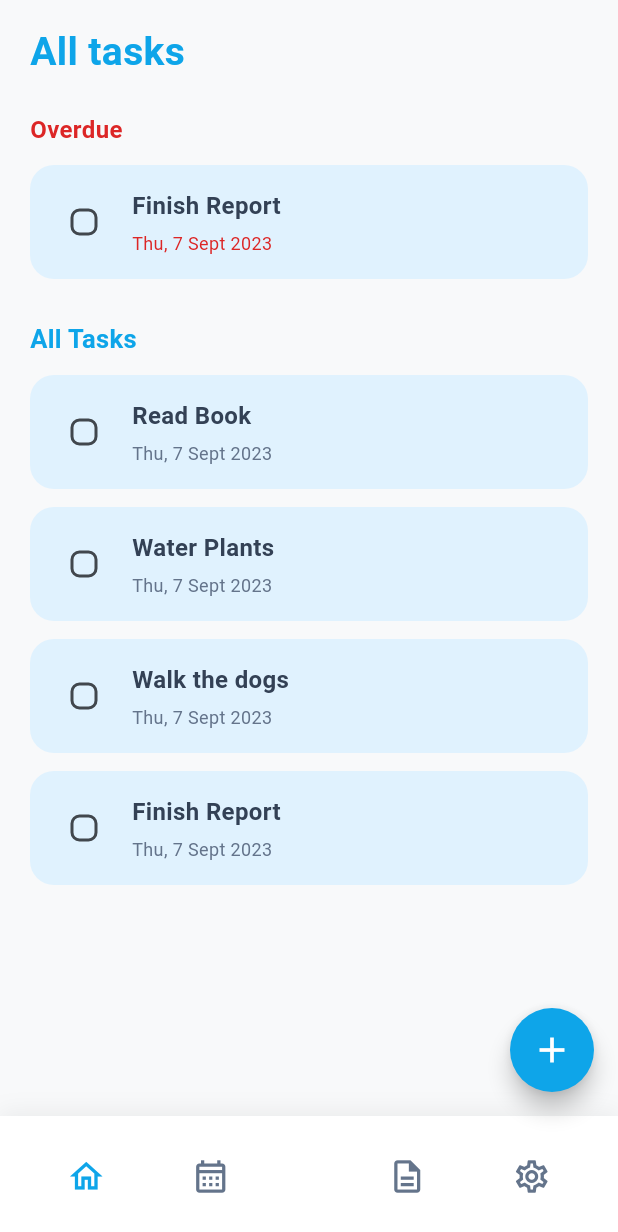
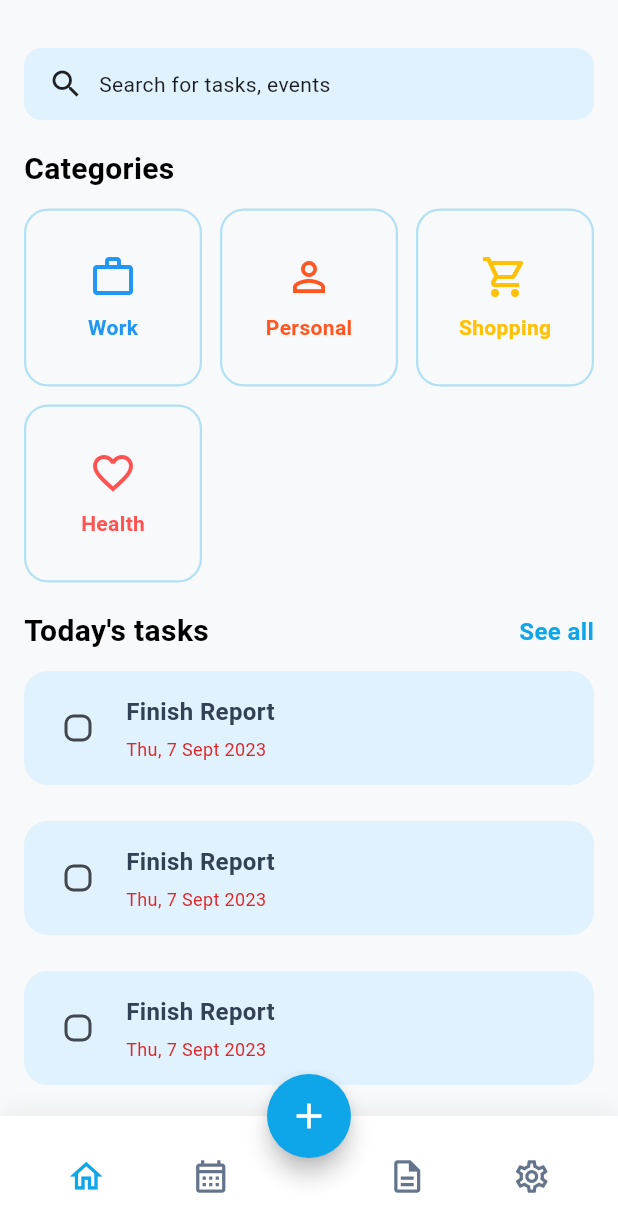
Before and after one commit to YahiaAshraf-CS/advanced_to_do_list, a Flutter app: the screen it shows after launch, on a phone screen of 412 x 824 dp. Shown: the top 1232 px of the screen. Run offline on Flutter 3.47's test engine with Material 3 defaults, Android fonts, the phone set to English and light mode, and no system bars.

Commit message:
feat(home screen ui): - build home screen ui - fix navigation bar logic error - create class app_routes

```diff
--- a/lib/core/routes/app_routes.dart
+++ b/lib/core/routes/app_routes.dart
@@ -0,0 +1,7 @@
+class AppRoutes {
+  static const home = '/home';
+  static const allTasks = '/all-tasks';
+  static const calendar = '/calendar';
+  static const documents = '/documents';
+  static const settings = '/settings';
+}
--- a/lib/main.dart
+++ b/lib/main.dart
@@ -1,4 +1,11 @@
+import 'package:advanced_to_do_list/core/routes/app_routes.dart';
+import 'package:advanced_to_do_list/view/screens/all_tasks_screen.dart';
+import 'package:advanced_to_do_list/view/screens/calender_screen.dart';
+import 'package:advanced_to_do_list/view/screens/documents_screen.dart';
+import 'package:advanced_to_do_list/view/screens/home_screen.dart';
+import 'package:advanced_to_do_list/view/screens/settings_screen.dart';
 import 'package:flutter/material.dart';
+
 import 'theme/app_theme.dart';
 import 'view/widgets/main_navigation_screen.dart';
 
@@ -15,7 +22,14 @@ class MyApp extends StatelessWidget {
       debugShowCheckedModeBanner: false,
       title: 'Task & Calendar App',
       theme: AppTheme.lightTheme,
-      home: const MainNavigationScreen(),
+      home: MainNavigationScreen(),
+      routes: {
+        AppRoutes.home: (context) => HomeScreen(),
+        AppRoutes.allTasks: (context) => AllTasksScreen(),
+        AppRoutes.calendar: (context) => CalendarScreen(),
+        AppRoutes.settings: (context) => SettingsScreen(),
+        AppRoutes.documents: (context) => DocumentsScreen(),
+      },
     );
   }
 }
--- a/lib/theme/app_colors.dart
+++ b/lib/theme/app_colors.dart
@@ -9,4 +9,7 @@ class AppColors {
   static const Color secondaryText = Color(0xFF64748B);
   static const Color overdue = Color(0xFFDC2626);
   static const Color white = Colors.white;
+  static const Color black = Colors.black;
+  static const Color grey = Colors.grey;
+  static const Color yellow = Color(0xFFFFC107);
 }
--- /dev/null
+++ b/lib/view/screens/documents_screen.dart
@@ -0,0 +1,15 @@
+import 'package:flutter/material.dart';
+
+class DocumentsScreen extends StatefulWidget {
+  const new({super.key});
+
+  @override
+  State<DocumentsScreen> createState() => _DocumentsScreenState();
+}
+
+class _DocumentsScreenState extends State<DocumentsScreen> {
+  @override
+  Widget build(BuildContext context) {
+    return Scaffold();
+  }
+}
--- /dev/null
+++ b/lib/view/screens/home_screen.dart
@@ -0,0 +1,134 @@
+import 'package:advanced_to_do_list/core/routes/app_routes.dart';
+import 'package:advanced_to_do_list/theme/app_colors.dart';
+import 'package:advanced_to_do_list/view/widgets/Categories_widget.dart';
+import 'package:advanced_to_do_list/view/widgets/task_card.dart';
+import 'package:flutter/material.dart';
+
+class HomeScreen extends StatefulWidget {
+  const new({super.key});
+
+  @override
+  State<HomeScreen> createState() => _HomeScreenState();
+}
+
+class _HomeScreenState extends State<HomeScreen> {
+  @override
+  Widget build(BuildContext context) {
+    return Scaffold(
+      body: Padding(
+        padding: const EdgeInsets.all(16.0),
+        child: Column(
+          crossAxisAlignment: CrossAxisAlignment.start,
+
+          children:[
+
+            Container(
+              margin: const EdgeInsets.only(top: 16.0),
+              padding: const EdgeInsets.symmetric(horizontal: 16.0, vertical: 12.0),
+              decoration: BoxDecoration(
+
+                borderRadius: BorderRadius.circular(12.0),
+                color: AppColors.taskBackground,
+                // boxShadow: [
+                //   BoxShadow(
+                //     color: Colors.black.withOpacity(0.1),
+                //     blurRadius: 4.0,
+                //     offset: const Offset(0, 2),
+                //   ),
+                // ],
+              ),
+              child: Row(
+
+                children:[
+                  Icon(Icons.search),
+                  SizedBox(width: 10.0),
+                  Text('Search for tasks, events'),
+                ],
+              ),
+            ),
+            SizedBox(height: 18.0),
+            Text(
+              "Categories",
+              style: TextStyle(
+                fontSize: 20.0,
+                fontWeight: FontWeight.bold,
+                color: AppColors.black,
+              )
+
+            ),
+            SizedBox(height: 12.0),
+           GridView.count(
+              crossAxisCount: 3,
+              crossAxisSpacing: 12,
+              mainAxisSpacing: 12,
+              shrinkWrap: true,
+              physics: const NeverScrollableScrollPhysics(),
+              children: const [
+                CategoryWidget(
+                  icon: Icons.work_outline,
+                  title: 'Work',
+                  color: Colors.blue,
+                ),
+                CategoryWidget(
+                  icon: Icons.person_outline,
+                  title: 'Personal',
+                  color: Colors.deepOrange,
+                ),
+                CategoryWidget(
+                  icon: Icons.shopping_cart_outlined,
+                  title: 'Shopping',
+                  color: Colors.amber,
+                ),
+                CategoryWidget(
+                  icon: Icons.favorite_border,
+                  title: 'Health',
+                  color: Colors.redAccent,
+                ),
+              ],
+            ),
+            SizedBox(height: 18.0),
+            Row(
+              mainAxisAlignment: MainAxisAlignment.spaceBetween,
+              children:[
+                Text("Today's tasks",
+                style: TextStyle(
+                  fontSize: 20.0,
+                  fontWeight: FontWeight.bold,
+                  color: AppColors.black,
+                )),
+               InkWell(
+                onTap: (){
+
+                },
+                child: Text("See all",
+                style: TextStyle(
+
+                  fontSize: 16.0,
+                  fontWeight: FontWeight.bold,
+                  color: AppColors.primary,
+                ),),
+               )
+              ],
+            ),
+            SizedBox(height: 12.0),
+            Expanded(
+              child: ListView.separated(
+                separatorBuilder: (context, index) => const SizedBox(height: 12.0),
+                itemCount: 10,
+                itemBuilder: (context, index) => const TaskCard(
+                  title: 'Finish Report',
+                  date: 'Thu, 7 Sept 2023',
+                  isOverdue: true,
+                ),
+              ),
+            )
+          ],
+
+
+        ),
+
+      ),
+
+    );
+  }
+}
--- /dev/null
+++ b/lib/view/screens/settings_screen.dart
@@ -0,0 +1,15 @@
+import 'package:flutter/material.dart';
+
+class SettingsScreen extends StatefulWidget {
+  const new({super.key});
+
+  @override
+  State<SettingsScreen> createState() => _SettingsScreenState();
+}
+
+class _SettingsScreenState extends State<SettingsScreen> {
+  @override
+  Widget build(BuildContext context) {
+    return Scaffold();
+  }
+}
--- /dev/null
+++ b/lib/view/widgets/Categories_widget.dart
@@ -0,0 +1,44 @@
+import 'package:flutter/material.dart';
+
+import '../../theme/app_colors.dart';
+
+class CategoryWidget extends StatelessWidget {
+  final IconData icon;
+  final String title;
+  final Color color;
+
+  const CategoryWidget({
+    super.key,
+    required this.icon,
+    required this.title,
+    required this.color,
+  });
+
+  @override
+  Widget build(BuildContext context) {
+    return Container(
+      decoration: BoxDecoration(
+        borderRadius: BorderRadius.circular(16),
+        border: Border.all(
+          color: AppColors.primary.withValues(alpha: 0.3),
+          width: 1.5,
+        ),
+      ),
+      child: Column(
+        mainAxisAlignment: MainAxisAlignment.center,
+        children: [
+          Icon(icon, color: color, size: 32),
+          const SizedBox(height: 8),
+          Text(
+            title,
+            style: TextStyle(
+              color: color,
+              fontWeight: FontWeight.w600,
+              fontSize: 14,
+            ),
+          ),
+        ],
+      ),
+    );
+  }
+}
--- a/lib/view/widgets/main_navigation_screen.dart
+++ b/lib/view/widgets/main_navigation_screen.dart
@@ -1,5 +1,10 @@
+import 'package:advanced_to_do_list/core/routes/app_routes.dart';
+import 'package:advanced_to_do_list/view/screens/documents_screen.dart';
+import 'package:advanced_to_do_list/view/screens/settings_screen.dart';
 import 'package:flutter/material.dart';
+
 import '../../theme/app_colors.dart';
+import '../screens/home_screen.dart';
 import '../screens/all_tasks_screen.dart';
 import '../screens/calender_screen.dart';
 
@@ -7,42 +12,59 @@ class MainNavigationScreen extends StatefulWidget {
   const MainNavigationScreen({super.key});
 
   @override
-  State<MainNavigationScreen> createState() =>
-      _MainNavigationScreenState();
+  State<MainNavigationScreen> createState() => _MainNavigationScreenState();
 }
 
 class _MainNavigationScreenState extends State<MainNavigationScreen> {
-  int currentIndex = 0;
+  String currentRoute = AppRoutes.home;
 
-  late final List<Widget> screens = [
-    const AllTasksScreen(),
-    const CalendarScreen(),
-    const Center(child: Text('Documents Screen')),
-    const Center(child: Text('Settings Screen')),
+  int get currentIndex {
+    switch (currentRoute) {
+      case AppRoutes.home:
+        return 0;
+      case AppRoutes.calendar:
+        return 1;
+      case AppRoutes.allTasks:
+        return 2;
+      case AppRoutes.documents:
+        return 3;
+      case AppRoutes.settings:
+        return 4;
+      default:
+        return 0;
+    }
+  }
+
+  final List<Widget> screens = const [
+    HomeScreen(),
+    CalendarScreen(),
+    AllTasksScreen(),
+    DocumentsScreen(),
+    SettingsScreen(),
   ];
 
   @override
   Widget build(BuildContext context) {
-    final isTasksPage = currentIndex == 0;
+    final isAllTasks = currentRoute == AppRoutes.allTasks;
 
     return Scaffold(
       body: SafeArea(
-        child: IndexedStack(
-          index: currentIndex,
-          children: screens,
-        ),
+        child: IndexedStack(index: currentIndex, children: screens),
       ),
-
       floatingActionButton: FloatingActionButton(
-        onPressed: () {},
+        onPressed: () {
+          if (!isAllTasks) {
+            setState(() {
+              currentRoute = AppRoutes.allTasks;
+            });
+          }
+        },
         shape: const CircleBorder(),
-        child: const Icon(Icons.add, size: 28),
+        child: Icon(  Icons.add, size: 28),
       ),
-
-      floatingActionButtonLocation: isTasksPage
+      floatingActionButtonLocation: isAllTasks
           ? FloatingActionButtonLocation.endFloat
           : FloatingActionButtonLocation.centerDocked,
-
       bottomNavigationBar: Container(
         decoration: BoxDecoration(
           color: AppColors.white,
@@ -57,21 +79,16 @@ class _MainNavigationScreenState extends State<MainNavigationScreen> {
         child: BottomAppBar(
           color: AppColors.white,
           elevation: 0,
-          shape: isTasksPage
-              ? const AutomaticNotchedShape(
-                  RoundedRectangleBorder(),
-                  StadiumBorder(),
-                )
-              : const CircularNotchedRectangle(),
+          shape: isAllTasks ? null : const CircularNotchedRectangle(),
           notchMargin: 8,
           child: Row(
             mainAxisAlignment: MainAxisAlignment.spaceAround,
             children: [
-              navItem(Icons.home_outlined, 0),
-              navItem(Icons.calendar_month_outlined, 1),
+              navItem(Icons.home_outlined, AppRoutes.home),
+              navItem(Icons.calendar_month_outlined, AppRoutes.calendar),
               const SizedBox(width: 48),
-              navItem(Icons.description_outlined, 2),
-              navItem(Icons.settings_outlined, 3),
+              navItem(Icons.description_outlined, AppRoutes.documents),
+              navItem(Icons.settings_outlined, AppRoutes.settings),
             ],
           ),
         ),
@@ -79,23 +96,21 @@ class _MainNavigationScreenState extends State<MainNavigationScreen> {
     );
   }
 
-  Widget navItem(IconData icon, int index) {
-    final isSelected = currentIndex == index;
+  Widget navItem(IconData icon, String routeName) {
+    final isSelected = currentRoute == routeName;
 
     return Expanded(
       child: InkWell(
         onTap: () {
           setState(() {
-            currentIndex = index;
+            currentRoute = routeName;
           });
         },
         child: Padding(
           padding: const EdgeInsets.symmetric(vertical: 8),
           child: Icon(
             icon,
-            color: isSelected
-                ? AppColors.primary
-                : AppColors.secondaryText,
+            color: isSelected ? AppColors.primary : AppColors.secondaryText,
             size: 26,
           ),
         ),
```
